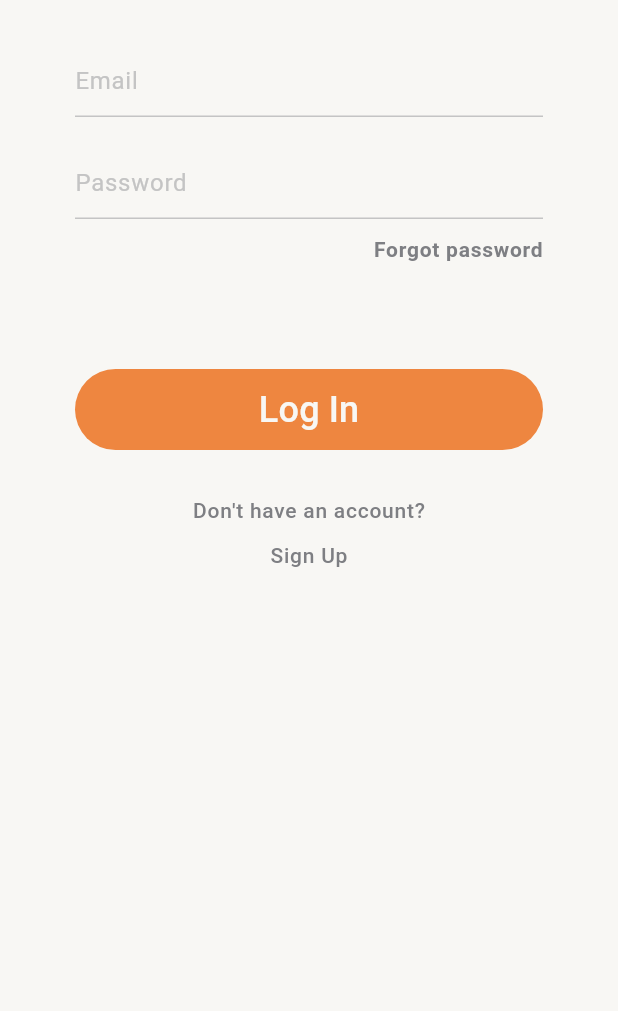
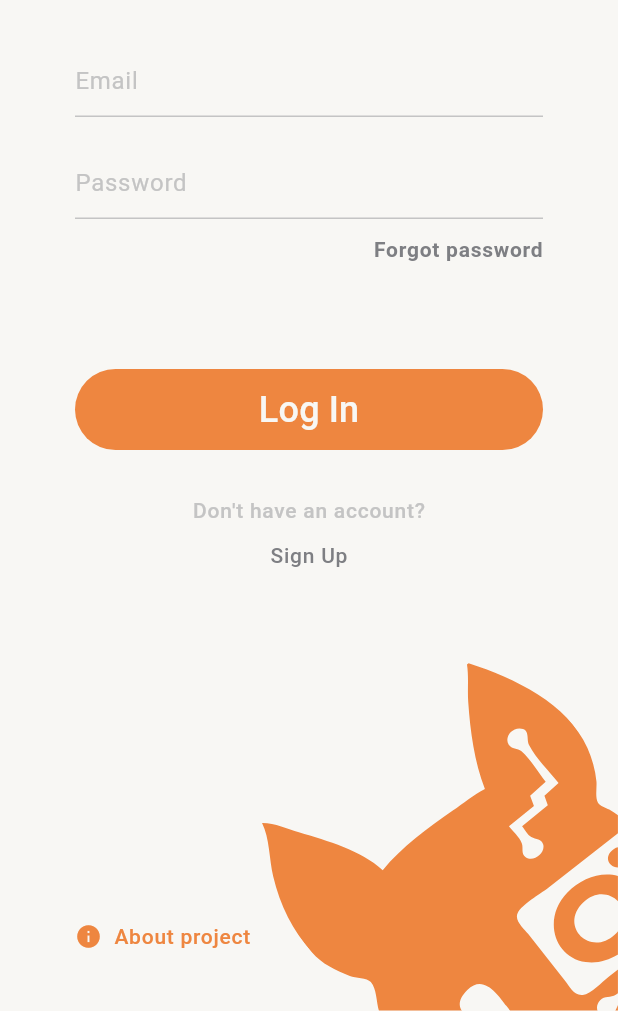
Before and after one commit to muxonn/smarthome-koiot, a Flutter app: the screen it shows after launch, on a phone screen of 412 x 824 dp, the part 225-1236 px from its top. Run offline on Flutter 3.47's test engine with Material 3 defaults, Android fonts, the phone set to English and light mode, and no system bars; our stand-ins replace flutter_svg.

Commit message:
Move whole content to stack widget

```diff
--- a/lib/presentation/pages/login_page.dart
+++ b/lib/presentation/pages/login_page.dart
@@ -1,4 +1,6 @@
 import 'package:flutter/material.dart';
+import 'package:flutter_svg/flutter_svg.dart';
+import 'package:smarthome_koiot/presentation/utils/colors.dart';
 
 class LoginPage extends StatelessWidget {
   const LoginPage({super.key});
@@ -6,10 +8,22 @@ class LoginPage extends StatelessWidget {
   @override
   Widget build(BuildContext context) {
     return Scaffold(
-      body: Padding(
-        padding: const EdgeInsets.symmetric(
-          vertical: 60,
-          horizontal: 50,
+      body: Stack(
+        children: [
+          Positioned(
+            bottom: 0,
+            right: 0,
+            child: SvgPicture.asset(
+              'assets/img/koiot-rotated.svg',
+              width: 240,
+            ),
+          ),
+          Padding(
+            padding: const EdgeInsets.only(
+              top: 60,
+              bottom: 30,
+              left: 50,
+              right: 50,
             ),
             child: Column(
               crossAxisAlignment: CrossAxisAlignment.start,
@@ -65,14 +79,16 @@ class LoginPage extends StatelessWidget {
                   alignment: Alignment.center,
                   child: Text(
                     "Don't have an account?",
-                style: Theme.of(context).textTheme.labelSmall,
+                    style: Theme.of(context).textTheme.labelSmall!.copyWith(
+                          color: SHColors.lightGrey,
+                        ),
                   ),
                 ),
                 Container(
                   alignment: Alignment.center,
                   child: TextButton(
-                style:
-                    TextButton.styleFrom(splashFactory: NoSplash.splashFactory),
+                    style: TextButton.styleFrom(
+                        splashFactory: NoSplash.splashFactory),
                     onPressed: () {},
                     child: Text(
                       "Sign Up",
@@ -80,8 +96,21 @@ class LoginPage extends StatelessWidget {
                     ),
                   ),
                 ),
+                Spacer(),
+                TextButton.icon(
+                  onPressed: () {},
+                  icon: Icon(Icons.info, color: SHColors.orange, size: 18),
+                  label: Text(
+                    "About project",
+                    style: Theme.of(context).textTheme.labelSmall!.copyWith(
+                          color: SHColors.orange,
+                        ),
+                  ),
+                )
               ],
             ),
+          ),
+        ],
       ),
     );
   }
```
Also changed, not shown: pubspec.yaml (+5 -7 lines), assets/img/koiot-rotated.svg (added), pubspec.lock. Lines whose indentation alone changed are shown as unchanged.
